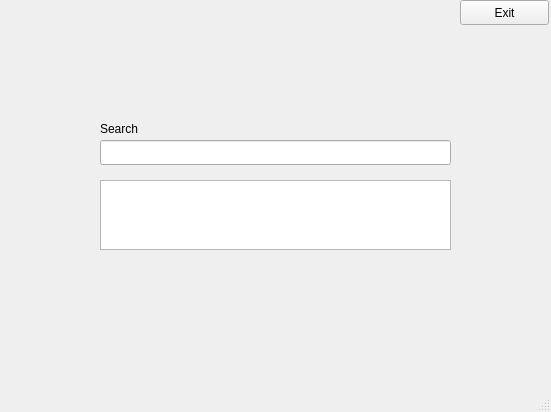
Old version of the form Project/mainwindow.ui in the repository icefantik/Course_project.
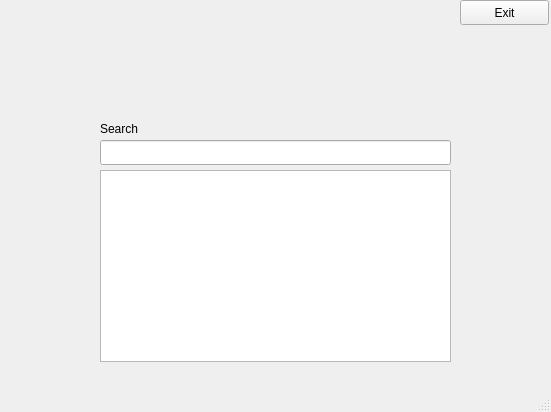
New version of the form.

Patch:
```diff
--- a/Project/mainwindow.ui
+++ b/Project/mainwindow.ui
@@ -50,13 +50,13 @@
      <string>Search</string>
     </property>
    </widget>
-   <widget class="QTextEdit" name="textEdit">
+   <widget class="QTableView" name="tableView">
     <property name="geometry">
      <rect>
       <x>100</x>
-      <y>180</y>
+      <y>170</y>
       <width>351</width>
-      <height>70</height>
+      <height>192</height>
      </rect>
     </property>
    </widget>
```
